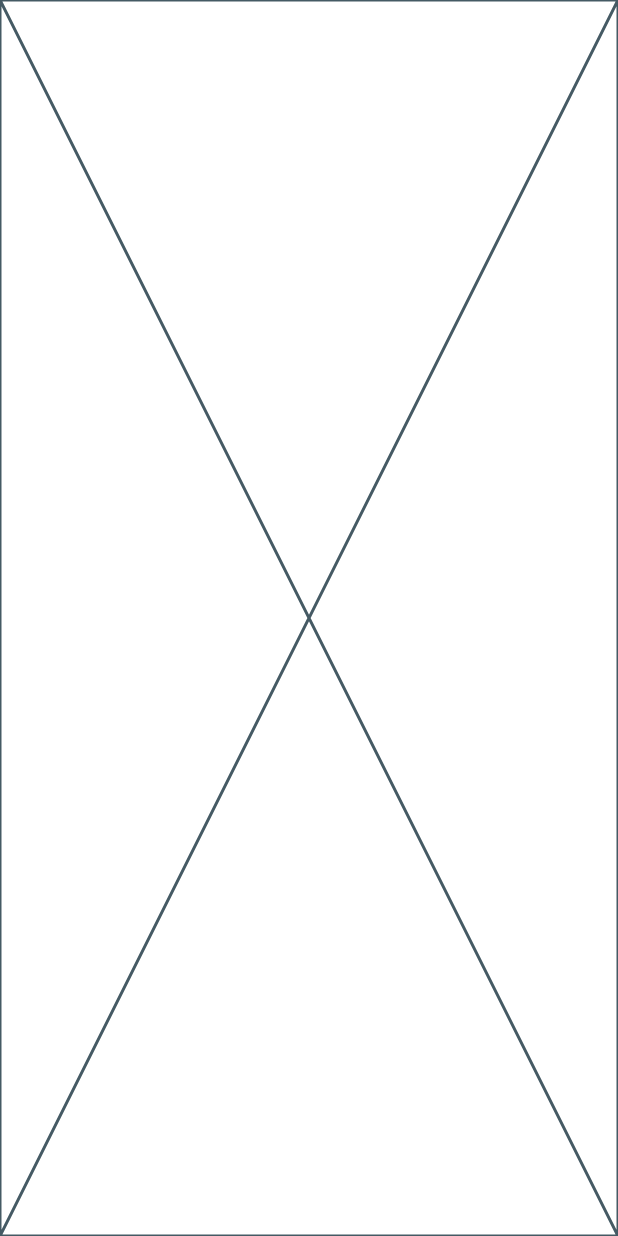
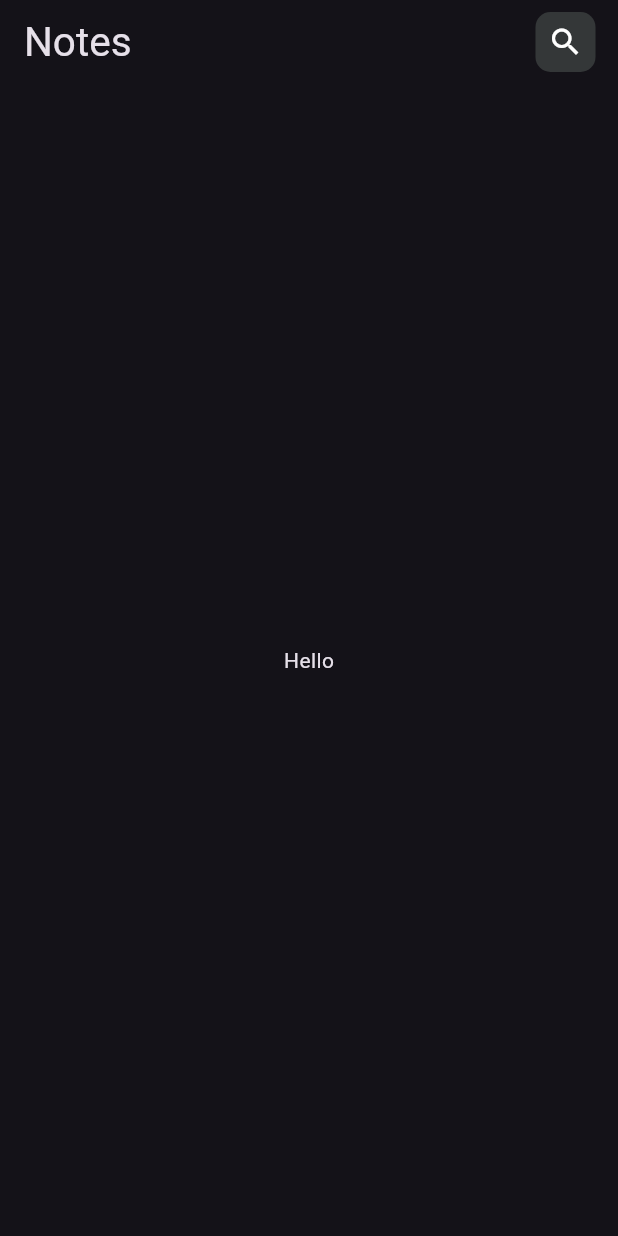
Before and after one commit to MahmoudRamadanDev/notes_app, a Flutter app: the screen it shows after launch, on a phone screen of 412 x 824 dp. Run offline on Flutter 3.47's test engine with Material 3 defaults, Android fonts, the phone set to English and light mode, and no system bars.

Commit message:
change theme and create appBar

```diff
--- a/lib/main.dart
+++ b/lib/main.dart
@@ -1,4 +1,5 @@
 import 'package:flutter/material.dart';
+import 'package:notes_app/views/home_view.dart';
 
 void main () {
   runApp(NotesApp ());
@@ -10,6 +11,19 @@ class NotesApp extends StatelessWidget {
 
   @override
   Widget build(BuildContext context) {
-    return const Placeholder();
+    return MaterialApp(
+      theme: ThemeData.dark() ,
+      debugShowCheckedModeBanner: false,
+      home: HomeView(),
+    );
   }
 }
+
+/*
+
+ routes: {
+        HomeView.id : (context) => HomeView(),
+      },
+      initialRoute: HomeView.id,
+
+*/
--- /dev/null
+++ b/lib/views/home_view.dart
@@ -0,0 +1,23 @@
+import 'package:flutter/material.dart';
+
+class HomeView extends StatelessWidget {
+  const HomeView({super.key});
+static String id = "HomeView";
+  @override
+  Widget build(BuildContext context) {
+    return Scaffold(
+      appBar: AppBar(
+        title: Text("Notes" , style: TextStyle(fontSize: 27),),
+        actions: [
+          Container(
+            margin: EdgeInsets.only(right: 15),
+            decoration: BoxDecoration(
+            color: const Color.fromARGB(255, 52, 55, 56),
+            borderRadius: BorderRadius.circular(10),
+          ),padding: EdgeInsets.all(8),child: Icon(Icons.search , color: Colors.white,)),
+        ],
+      ),
+      body: Center(child: Text("Hello"),),
+    );
+  }
+}
```
Also changed, not shown: 1 other file.
